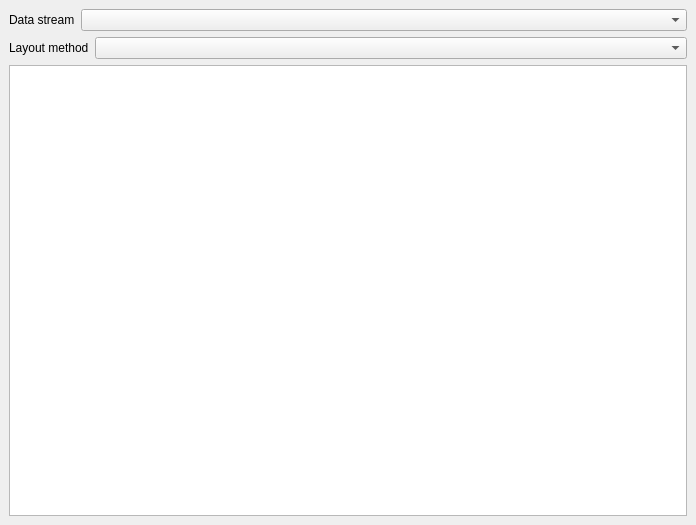
The window that lib/roby/log/gui/relations.ui (rock-core/tools-roby) describes before a commit, drawn with Qt 5.
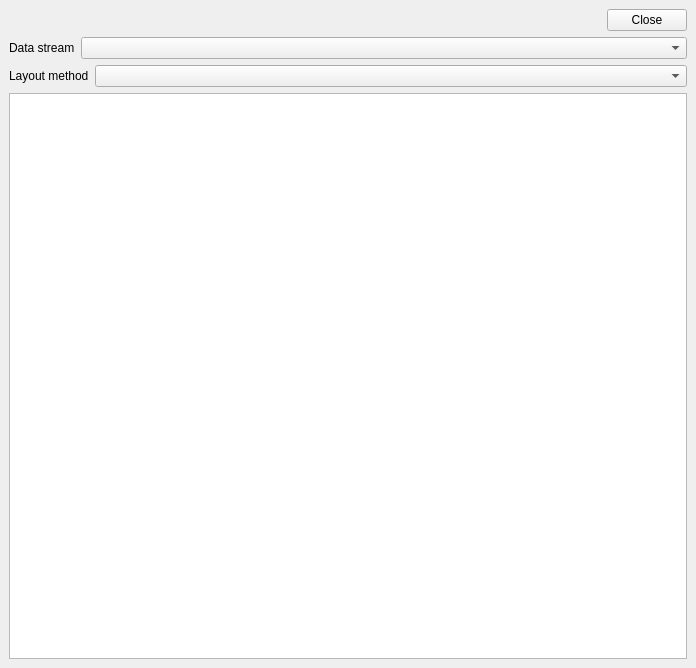
The same window after the commit.

Commit message: [log] support closing displays

Diff of the .ui file:
```diff
--- a/lib/roby/log/gui/relations.ui
+++ b/lib/roby/log/gui/relations.ui
@@ -6,7 +6,7 @@
     <x>0</x>
     <y>0</y>
     <width>696</width>
-    <height>525</height>
+    <height>668</height>
    </rect>
   </property>
   <property name="windowTitle" >
@@ -19,6 +19,36 @@
    <property name="spacing" >
     <number>6</number>
    </property>
+   <item>
+    <layout class="QHBoxLayout" >
+     <property name="margin" >
+      <number>0</number>
+     </property>
+     <property name="spacing" >
+      <number>6</number>
+     </property>
+     <item>
+      <spacer>
+       <property name="orientation" >
+        <enum>Qt::Horizontal</enum>
+       </property>
+       <property name="sizeHint" >
+        <size>
+         <width>40</width>
+         <height>20</height>
+        </size>
+       </property>
+      </spacer>
+     </item>
+     <item>
+      <widget class="QPushButton" name="close" >
+       <property name="text" >
+        <string>Close</string>
+       </property>
+      </widget>
+     </item>
+    </layout>
+   </item>
    <item>
     <layout class="QGridLayout" >
      <property name="margin" >
```
The commit also changes 2 other files.
